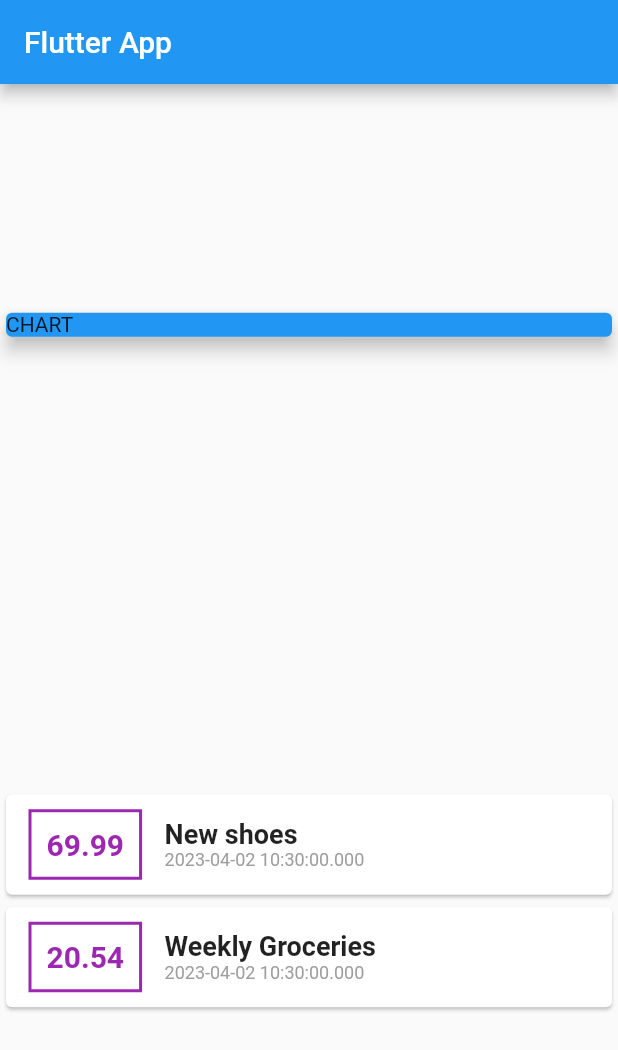
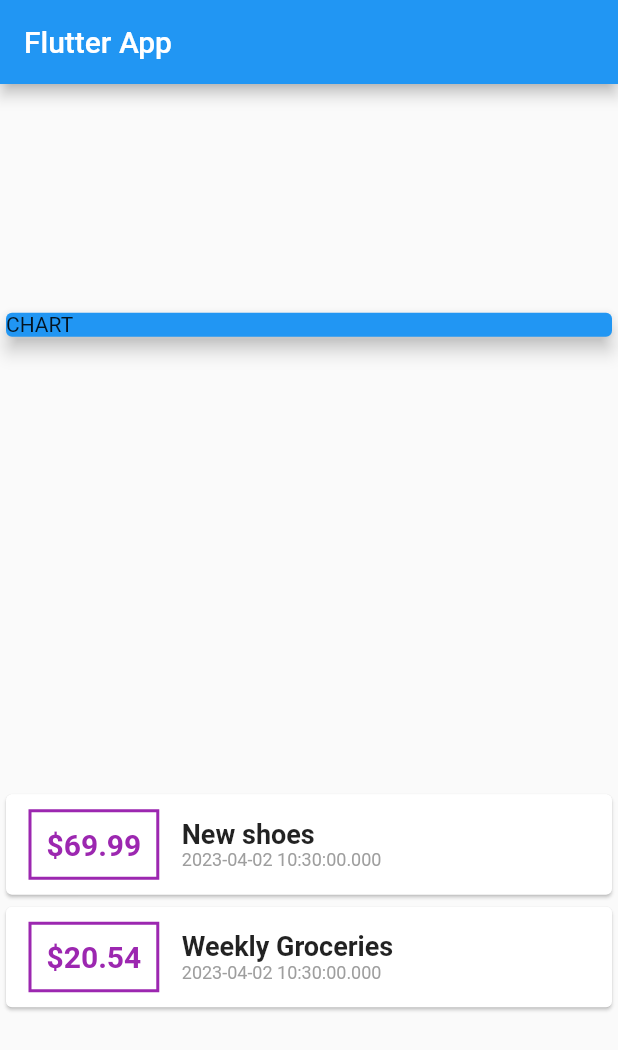
Before and after one commit to Ozurumba007/personal-expenses-app, a Flutter app: the screen it shows after launch, on a phone screen of 412 x 824 dp. Shown: the top 1050 px of the screen. Run offline on Flutter 3.47's test engine with Material 2 defaults, Android fonts, the phone set to English and light mode, and no system bars.

```diff
--- a/lib/main.dart
+++ b/lib/main.dart
@@ -73,7 +73,7 @@ class MyHomePage extends StatelessWidget {
                       ),
                       padding: EdgeInsets.all(10),
                       child: Text(
-                        tx.amount.toString(),
+                        '\$${tx.amount}',
                         style: TextStyle(
                           fontWeight: FontWeight.bold,
                           fontSize: 20,
```
Also changed, not shown: pubspec.yaml (+3 -50 lines), pubspec.lock.
